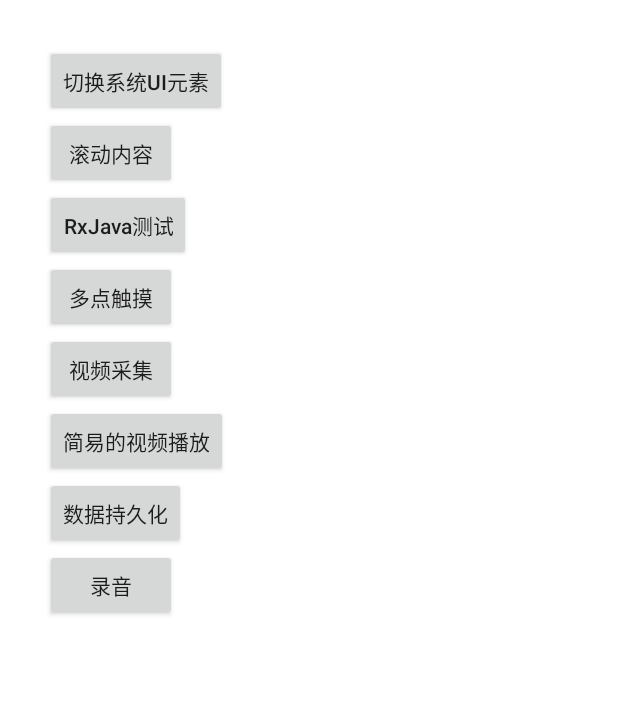
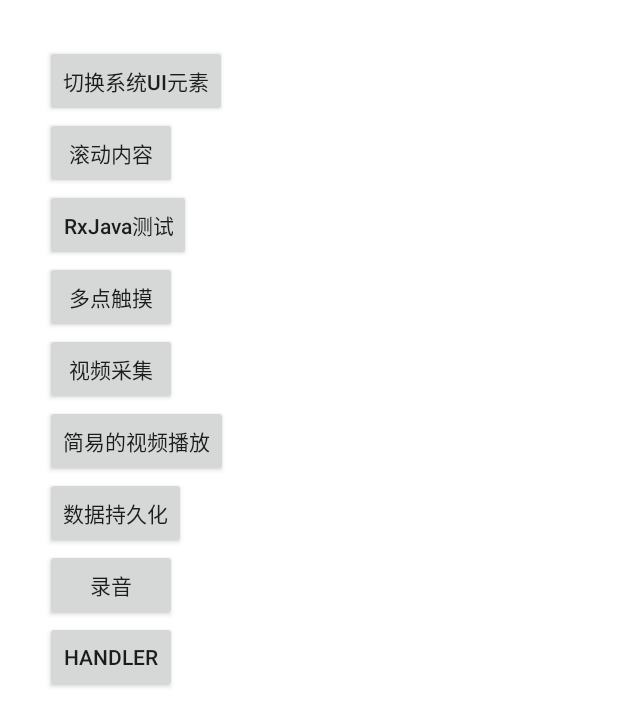
Before and after one commit to zenobiawang/AndroidStudy, an Android app: the screen it shows after launch (SplashActivity), on a phone screen of 412 x 824 dp. Shown: the top 726 px of the screen. Run offline under Robolectric (Android 15) with nearby library versions, the phone set to English and light mode, and no system bars; 1 statement that could not run was skipped.

Commit message:
新建handler + message测试页面

```diff
--- a/androidStudy/app/src/main/java/com/example/wanghui/androidstudy/SplashActivity.java
+++ b/androidStudy/app/src/main/java/com/example/wanghui/androidstudy/SplashActivity.java
@@ -29,6 +29,7 @@ public class SplashActivity extends FragmentActivity {
     private Button mButtonDionisPlayer;
     private Button mButtonVideoList;
     private Button mButtonMediaAudio;
+    private Button mButtonHandlder;
     private SplashClickListener mSplashClickListener;
     /**
      * ATTENTION: This was auto-generated to implement the App Indexing API.
@@ -71,6 +72,9 @@ public class SplashActivity extends FragmentActivity {
 
         mButtonMediaAudio = (Button) findViewById(R.id.btn_media_audio);
         setClickListener(mButtonMediaAudio);
+
+        mButtonHandlder = (Button) findViewById(R.id.btn_handler);
+        setClickListener(mButtonHandlder);
     }
 
     private void setClickListener(View view) {
@@ -106,6 +110,10 @@ public class SplashActivity extends FragmentActivity {
                     break;
                 case R.id.btn_media_audio:
                     goMediaAudio();
+                    break;
+                case R.id.btn_handler:
+                    goHandlerMsg();
+                    break;
             }
         }
     }
@@ -159,4 +167,8 @@ public class SplashActivity extends FragmentActivity {
         Intent intent = new Intent(this, KeepActivity.class);
         startActivity(intent);
     }
+
+    private void goHandlerMsg(){
+
+    }
 }
--- /dev/null
+++ b/androidStudy/app/src/main/java/com/example/wanghui/androidstudy/handler/HandlerMsgActivity.java
@@ -0,0 +1,7 @@
+package com.example.wanghui.androidstudy.handler;
+
+/**
+ * Created by wanghui on 2016/5/4.
+ */
+public class HandlerMsgActivity {
+}
--- a/androidStudy/app/src/main/res/layout/activity_splash.xml
+++ b/androidStudy/app/src/main/res/layout/activity_splash.xml
@@ -1,6 +1,11 @@
 <?xml version="1.0" encoding="utf-8"?>
-<LinearLayout xmlns:android="http://schemas.android.com/apk/res/android"
-              android:orientation="vertical"
+<ScrollView
+    xmlns:android="http://schemas.android.com/apk/res/android"
+    android:layout_width="match_parent"
+    android:layout_height="match_parent"
+
+    >
+    <LinearLayout android:orientation="vertical"
                   android:layout_width="match_parent"
                   android:layout_height="match_parent"
                   android:padding="30dp"
@@ -51,7 +56,13 @@
             android:layout_width="wrap_content"
             android:layout_height="wrap_content"
             android:text="录音"/>
+        <Button
+            android:id="@+id/btn_handler"
+            android:layout_width="wrap_content"
+            android:layout_height="wrap_content"
+            android:text="handler"/>
 
 
 
     </LinearLayout>
+</ScrollView>
```
Lines whose indentation alone changed are shown as unchanged.
